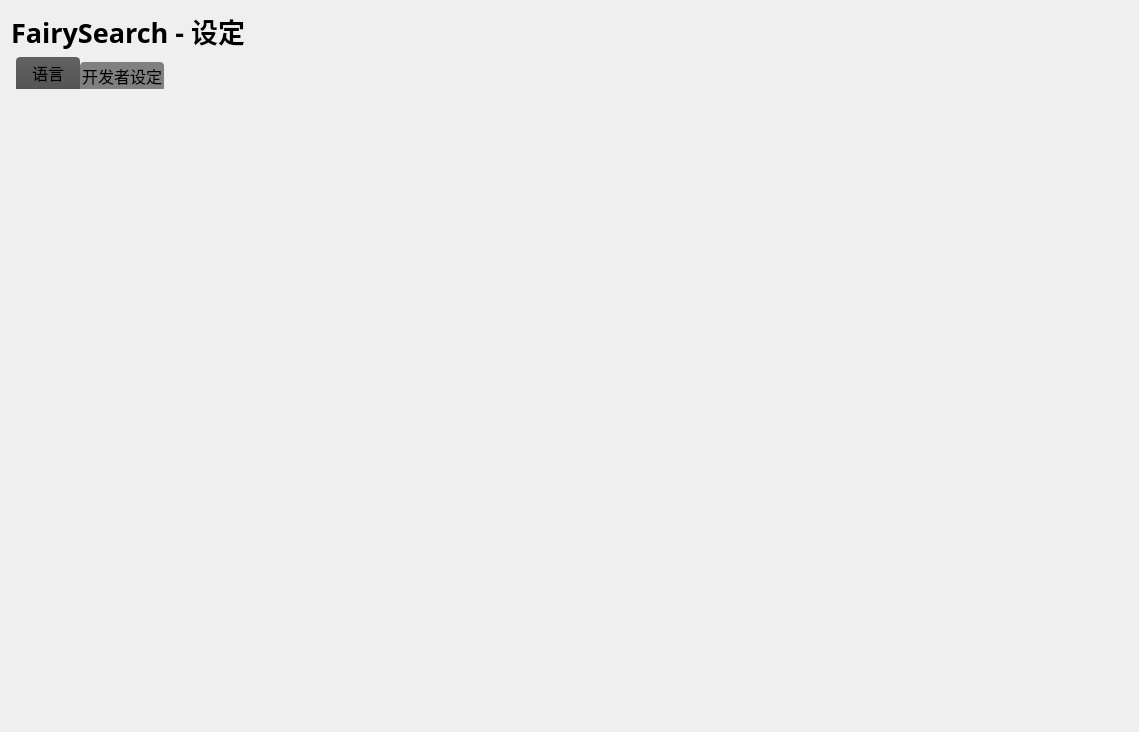
Qt form app/ui/setting.ui (SISUBEN/FairySearch) before a commit.
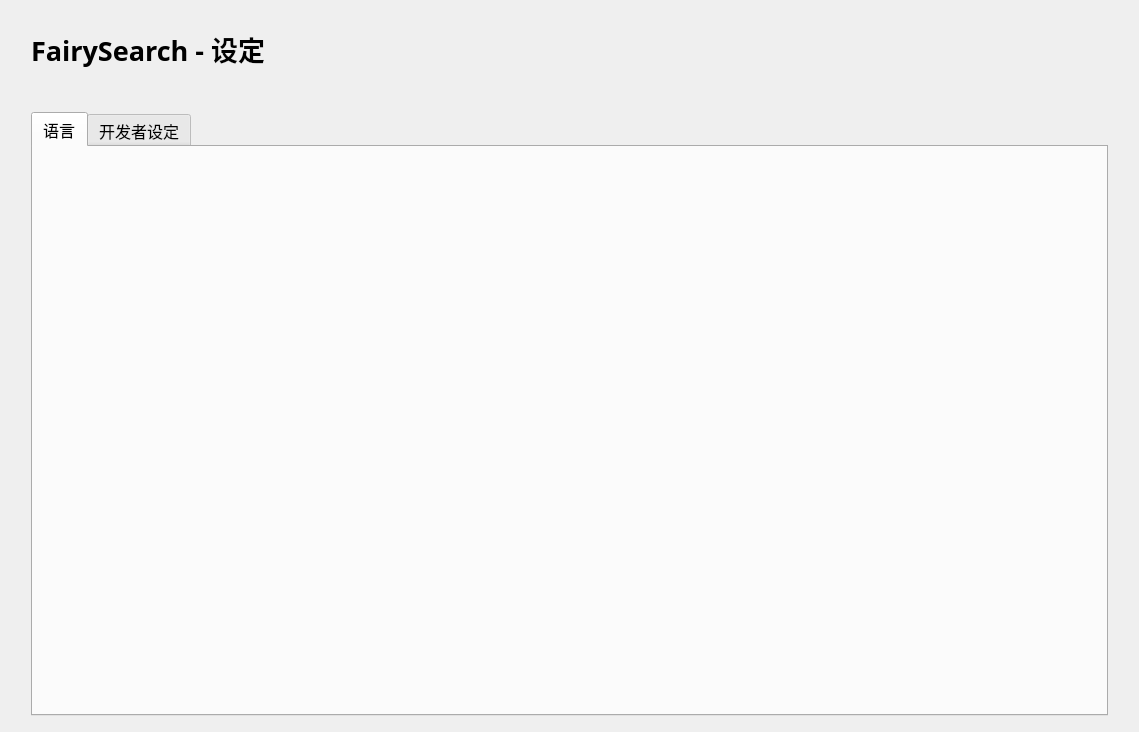
The same form after that commit. The open tabs and pages were chosen to show the change. Icons and pictures are not drawn.

Patch:
```diff
--- a/app/ui/setting.ui
+++ b/app/ui/setting.ui
@@ -15,14 +15,26 @@
   </property>
   <property name="styleSheet">
    <string notr="true">QWidget {
-	background-color: qlineargradient(spread:pad, x1:0, y1:0, x2:0.987, y2:1, stop:0.159686 rgba(10, 10, 10, 255), stop:0.465969 rgba(43, 42, 40, 255), stop:1 rgba(108, 108, 108, 255))
+	background-color: url(:/images/images/background.png);
     width:100%;
     height:100%;
 }</string>
   </property>
   <layout class="QVBoxLayout" name="verticalLayout_2">
    <item>
-    <layout class="QVBoxLayout" name="verticalLayout">
+    <layout class="QVBoxLayout" name="verticalLayout" stretch="5,1,40">
+     <property name="spacing">
+      <number>6</number>
+     </property>
+     <property name="leftMargin">
+      <number>20</number>
+     </property>
+     <property name="rightMargin">
+      <number>20</number>
+     </property>
+     <property name="bottomMargin">
+      <number>5</number>
+     </property>
      <item>
       <layout class="QHBoxLayout" name="horizontalLayout">
        <item>
@@ -74,6 +86,19 @@
        </item>
       </layout>
      </item>
+     <item>
+      <spacer name="horizontalSpacer">
+       <property name="orientation">
+        <enum>Qt::Orientation::Horizontal</enum>
+       </property>
+       <property name="sizeHint" stdset="0">
+        <size>
+         <width>40</width>
+         <height>20</height>
+        </size>
+       </property>
+      </spacer>
+     </item>
      <item>
       <widget class="QTabWidget" name="tabWidget">
        <property name="font">
@@ -83,37 +108,7 @@
         </font>
        </property>
        <property name="styleSheet">
-        <string notr="true">/*QTabWidget*/
-QTabWidget::pane{
-border:none;
-}
-
-QTabWidget::tab-bar {
-     left: 5px;
-}
-
-QTabBar::tab {
-     background: gray;
-     /*border: 2px solid #C4C4C3;*/
-     border-bottom-color: #C2C7CB;
-     border-top-left-radius: 4px;
-     border-top-right-radius: 4px;
-     min-width: 60px;
-     padding: 2px;
- }
-
-QTabBar::tab:selected{
-    background:qlineargradient(spread:pad,x1:0,y1:0,x2:0,y2:1,stop:0 #626262,stop:1 #545454);
-}
-
-QTabBar::tab:!selected{
-    margin-top:5px;
-}
-/*四个下属界面*/
-/*#tabWidget &gt; QWidget*/
-QWidget #devSettingPage #langSettingPage  {
-	border:1px solid gray;
-}</string>
+        <string>0</string>
        </property>
        <property name="currentIndex">
         <number>1</number>
```
Left out of the diff: 4 changed lines with no effect on the pictures.
